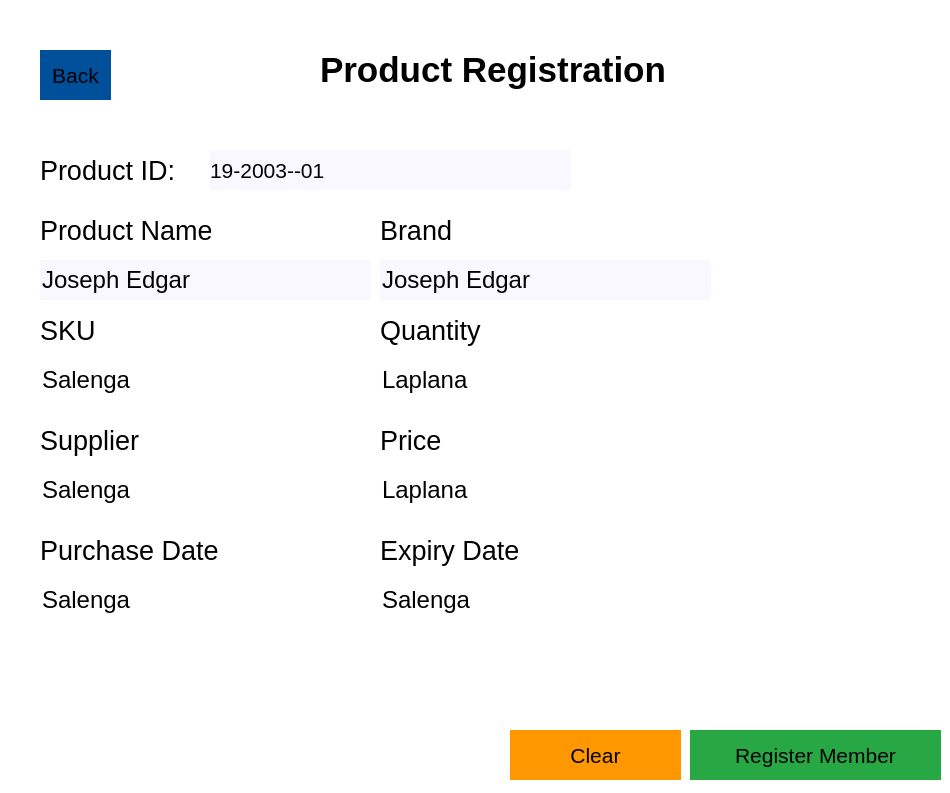
Before: the Qt Designer form ui/member_registration.ui in Annoying19/Software-Engineer, drawn with Qt 5.
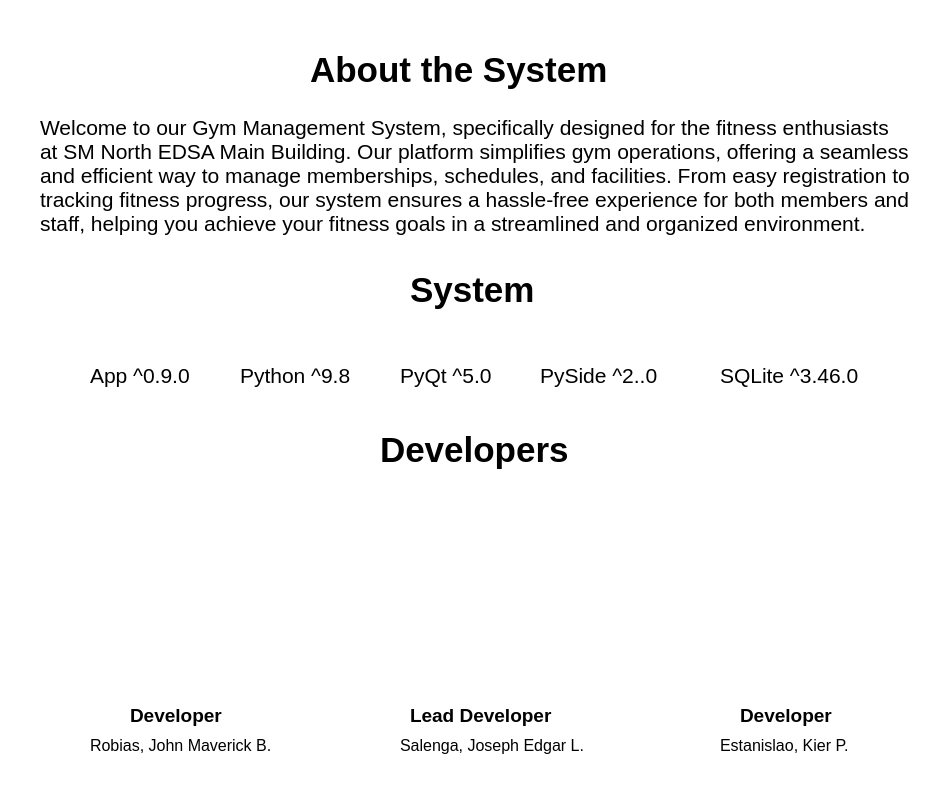
After: the same form once the commit is applied. Icons and pictures are not drawn.

Diff of the .ui file:
```diff
--- a/ui/member_registration.ui
+++ b/ui/member_registration.ui
@@ -7,7 +7,7 @@
     <x>0</x>
     <y>0</y>
     <width>950</width>
-    <height>793</height>
+    <height>800</height>
    </rect>
   </property>
   <property name="font">
@@ -27,139 +27,28 @@
    <property name="geometry">
     <rect>
      <x>40</x>
-     <y>210</y>
-     <width>171</width>
-     <height>40</height>
+     <y>110</y>
+     <width>891</width>
+     <height>131</height>
     </rect>
    </property>
    <property name="font">
     <font>
-     <pointsize>20</pointsize>
-     <weight>50</weight>
-     <bold>false</bold>
-    </font>
-   </property>
-   <property name="text">
-    <string>Product Name</string>
-   </property>
-  </widget>
-  <widget class="QPushButton" name="insert_image_button_3">
-   <property name="geometry">
-    <rect>
-     <x>690</x>
-     <y>730</y>
-     <width>251</width>
-     <height>50</height>
-    </rect>
-   </property>
-   <property name="font">
-    <font>
      <pointsize>16</pointsize>
      <weight>50</weight>
      <bold>false</bold>
-     <kerning>true</kerning>
     </font>
    </property>
-   <property name="styleSheet">
-    <string notr="true">background-color: #28a745</string>
-   </property>
    <property name="text">
-    <string>Register Member</string>
-   </property>
-  </widget>
-  <widget class="QPushButton" name="insert_image_button_4">
-   <property name="geometry">
-    <rect>
-     <x>510</x>
-     <y>730</y>
-     <width>171</width>
-     <height>50</height>
-    </rect>
-   </property>
-   <property name="font">
-    <font>
-     <pointsize>16</pointsize>
-     <weight>50</weight>
-     <bold>false</bold>
-     <kerning>true</kerning>
-    </font>
-   </property>
-   <property name="styleSheet">
-    <string notr="true">background-color: #ff9800</string>
-   </property>
-   <property name="text">
-    <string>Clear</string>
-   </property>
-  </widget>
-  <widget class="QLineEdit" name="lineEdit_4">
-   <property name="geometry">
-    <rect>
-     <x>40</x>
-     <y>260</y>
-     <width>331</width>
-     <height>40</height>
-    </rect>
-   </property>
-   <property name="font">
-    <font>
-     <pointsize>18</pointsize>
-     <weight>50</weight>
-     <bold>false</bold>
-    </font>
-   </property>
-   <property name="styleSheet">
-    <string notr="true">background-color: #F9F7FF</string>
-   </property>
-   <property name="text">
-    <string>Joseph Edgar</string>
-   </property>
-  </widget>
-  <widget class="QLabel" name="label_10">
-   <property name="geometry">
-    <rect>
-     <x>380</x>
-     <y>420</y>
-     <width>160</width>
-     <height>40</height>
-    </rect>
-   </property>
-   <property name="font">
-    <font>
-     <pointsize>20</pointsize>
-     <weight>50</weight>
-     <bold>false</bold>
-    </font>
-   </property>
-   <property name="text">
-    <string>Price</string>
-   </property>
-  </widget>
-  <widget class="QLineEdit" name="lineEdit_5">
-   <property name="geometry">
-    <rect>
-     <x>380</x>
-     <y>470</y>
-     <width>200</width>
-     <height>40</height>
-    </rect>
-   </property>
-   <property name="font">
-    <font>
-     <pointsize>18</pointsize>
-     <weight>50</weight>
-     <bold>false</bold>
-    </font>
-   </property>
-   <property name="text">
-    <string>Laplana</string>
+    <string>&lt;html&gt;&lt;head/&gt;&lt;body&gt;&lt;p align=&quot;justify&quot;&gt;Welcome to our Gym Management System, specifically designed for the fitness enthusiasts &lt;br&gt; at SM North EDSA Main Building. Our platform simplifies gym operations, offering a seamless &lt;br&gt; and efficient way to manage memberships, schedules, and facilities. From easy registration to &lt;br&gt; tracking  fitness progress, our system ensures a hassle-free experience for both members and &lt;br&gt; staff, helping you achieve your fitness goals in a streamlined and organized environment.&lt;/p&gt;&lt;/body&gt;&lt;/html&gt;</string>
    </property>
   </widget>
   <widget class="QLabel" name="label_12">
    <property name="geometry">
     <rect>
-     <x>320</x>
+     <x>310</x>
      <y>50</y>
-     <width>371</width>
+     <width>321</width>
      <height>40</height>
     </rect>
    </property>
@@ -175,317 +64,353 @@
     <string notr="true">font: bold</string>
    </property>
    <property name="text">
-    <string>Product Registration</string>
+    <string>About the System</string>
    </property>
   </widget>
-  <widget class="QLabel" name="label_14">
-   <property name="geometry">
-    <rect>
-     <x>40</x>
-     <y>310</y>
-     <width>130</width>
-     <height>40</height>
-    </rect>
-   </property>
-   <property name="font">
-    <font>
-     <pointsize>20</pointsize>
-     <weight>50</weight>
-     <bold>false</bold>
-    </font>
-   </property>
-   <property name="text">
-    <string>SKU</string>
-   </property>
-  </widget>
-  <widget class="QLineEdit" name="lineEdit_6">
-   <property name="geometry">
-    <rect>
-     <x>40</x>
-     <y>360</y>
-     <width>331</width>
-     <height>40</height>
-    </rect>
-   </property>
-   <property name="font">
-    <font>
-     <pointsize>18</pointsize>
-     <weight>50</weight>
-     <bold>false</bold>
-    </font>
-   </property>
-   <property name="text">
-    <string>Salenga</string>
-   </property>
-  </widget>
-  <widget class="QLabel" name="label_15">
+  <widget class="QLabel" name="label_16">
    <property name="geometry">
     <rect>
      <x>380</x>
-     <y>310</y>
-     <width>130</width>
+     <y>430</y>
+     <width>201</width>
      <height>40</height>
     </rect>
    </property>
    <property name="font">
     <font>
-     <pointsize>20</pointsize>
-     <weight>50</weight>
-     <bold>false</bold>
+     <pointsize>26</pointsize>
+     <weight>75</weight>
+     <italic>false</italic>
+     <bold>true</bold>
     </font>
    </property>
+   <property name="styleSheet">
+    <string notr="true">font: bold</string>
+   </property>
    <property name="text">
-    <string>Quantity</string>
+    <string>Developers</string>
    </property>
   </widget>
   <widget class="QLabel" name="label_17">
    <property name="geometry">
     <rect>
-     <x>40</x>
-     <y>530</y>
-     <width>180</width>
+     <x>410</x>
+     <y>270</y>
+     <width>141</width>
      <height>40</height>
     </rect>
    </property>
    <property name="font">
     <font>
-     <pointsize>20</pointsize>
-     <weight>50</weight>
-     <bold>false</bold>
+     <pointsize>26</pointsize>
+     <weight>75</weight>
+     <italic>false</italic>
+     <bold>true</bold>
     </font>
    </property>
+   <property name="styleSheet">
+    <string notr="true">font: bold</string>
+   </property>
    <property name="text">
-    <string>Purchase Date</string>
+    <string>System</string>
    </property>
   </widget>
   <widget class="QLabel" name="label_9">
    <property name="geometry">
     <rect>
-     <x>40</x>
-     <y>150</y>
-     <width>160</width>
-     <height>40</height>
+     <x>240</x>
+     <y>360</y>
+     <width>121</width>
+     <height>31</height>
     </rect>
    </property>
    <property name="font">
     <font>
-     <pointsize>20</pointsize>
+     <pointsize>16</pointsize>
      <weight>50</weight>
      <bold>false</bold>
     </font>
    </property>
    <property name="text">
-    <string>Product ID:</string>
+    <string>Python ^9.8</string>
+   </property>
+  </widget>
+  <widget class="QLabel" name="label_10">
+   <property name="geometry">
+    <rect>
+     <x>90</x>
+     <y>360</y>
+     <width>121</width>
+     <height>31</height>
+    </rect>
+   </property>
+   <property name="font">
+    <font>
+     <pointsize>16</pointsize>
+     <weight>50</weight>
+     <bold>false</bold>
+    </font>
+   </property>
+   <property name="text">
+    <string>App ^0.9.0</string>
    </property>
   </widget>
   <widget class="QLabel" name="label_11">
    <property name="geometry">
     <rect>
-     <x>210</x>
-     <y>150</y>
-     <width>361</width>
-     <height>40</height>
-    </rect>
-   </property>
-   <property name="font">
-    <font>
-     <pointsize>16</pointsize>
-     <weight>50</weight>
-     <bold>false</bold>
-    </font>
-   </property>
-   <property name="styleSheet">
-    <string notr="true">background-color: #F9F7FF</string>
-   </property>
-   <property name="text">
-    <string>19-2003--01</string>
-   </property>
-  </widget>
-  <widget class="QPushButton" name="insert_image_button_5">
-   <property name="geometry">
-    <rect>
-     <x>40</x>
-     <y>50</y>
-     <width>71</width>
-     <height>50</height>
-    </rect>
-   </property>
-   <property name="font">
-    <font>
-     <pointsize>16</pointsize>
-     <weight>50</weight>
-     <bold>false</bold>
-     <kerning>true</kerning>
-    </font>
-   </property>
-   <property name="styleSheet">
-    <string notr="true">background-color: #004F9A; border-radius: </string>
-   </property>
-   <property name="text">
-    <string>Back</string>
-   </property>
-  </widget>
-  <widget class="QLabel" name="label_21">
-   <property name="geometry">
-    <rect>
-     <x>40</x>
-     <y>420</y>
-     <width>130</width>
-     <height>40</height>
-    </rect>
-   </property>
-   <property name="font">
-    <font>
-     <pointsize>20</pointsize>
-     <weight>50</weight>
-     <bold>false</bold>
-    </font>
-   </property>
-   <property name="text">
-    <string>Supplier</string>
-   </property>
-  </widget>
-  <widget class="QLineEdit" name="lineEdit_8">
-   <property name="geometry">
-    <rect>
-     <x>40</x>
-     <y>470</y>
-     <width>331</width>
-     <height>40</height>
-    </rect>
-   </property>
-   <property name="font">
-    <font>
-     <pointsize>18</pointsize>
-     <weight>50</weight>
-     <bold>false</bold>
-    </font>
-   </property>
-   <property name="text">
-    <string>Salenga</string>
-   </property>
-  </widget>
-  <widget class="QLineEdit" name="lineEdit_9">
-   <property name="geometry">
-    <rect>
-     <x>380</x>
+     <x>400</x>
      <y>360</y>
-     <width>200</width>
-     <height>40</height>
+     <width>121</width>
+     <height>31</height>
     </rect>
    </property>
    <property name="font">
     <font>
-     <pointsize>18</pointsize>
+     <pointsize>16</pointsize>
      <weight>50</weight>
      <bold>false</bold>
     </font>
    </property>
    <property name="text">
-    <string>Laplana</string>
-   </property>
-  </widget>
-  <widget class="QLabel" name="label_18">
-   <property name="geometry">
-    <rect>
-     <x>380</x>
-     <y>530</y>
-     <width>180</width>
-     <height>40</height>
-    </rect>
-   </property>
-   <property name="font">
-    <font>
-     <pointsize>20</pointsize>
-     <weight>50</weight>
-     <bold>false</bold>
-    </font>
-   </property>
-   <property name="text">
-    <string>Expiry Date</string>
+    <string>PyQt ^5.0</string>
    </property>
   </widget>
   <widget class="QLabel" name="label_13">
    <property name="geometry">
     <rect>
-     <x>380</x>
-     <y>210</y>
-     <width>171</width>
-     <height>40</height>
+     <x>540</x>
+     <y>360</y>
+     <width>121</width>
+     <height>31</height>
     </rect>
    </property>
    <property name="font">
     <font>
-     <pointsize>20</pointsize>
+     <pointsize>16</pointsize>
      <weight>50</weight>
      <bold>false</bold>
     </font>
    </property>
    <property name="text">
-    <string>Brand</string>
+    <string>PySide ^2..0</string>
    </property>
   </widget>
-  <widget class="QLineEdit" name="lineEdit_10">
+  <widget class="QLabel" name="label_14">
    <property name="geometry">
     <rect>
-     <x>380</x>
-     <y>260</y>
-     <width>331</width>
-     <height>40</height>
+     <x>720</x>
+     <y>360</y>
+     <width>151</width>
+     <height>31</height>
     </rect>
    </property>
    <property name="font">
     <font>
-     <pointsize>18</pointsize>
+     <pointsize>16</pointsize>
      <weight>50</weight>
      <bold>false</bold>
     </font>
    </property>
-   <property name="styleSheet">
-    <string notr="true">background-color: #F9F7FF</string>
+   <property name="text">
+    <string>SQLite ^3.46.0</string>
    </property>
+  </widget>
+  <widget class="QLabel" name="label_15">
+   <property name="geometry">
+    <rect>
+     <x>410</x>
+     <y>700</y>
+     <width>151</width>
+     <height>31</height>
+    </rect>
+   </property>
+   <property name="font">
+    <font>
+     <pointsize>14</pointsize>
+     <weight>75</weight>
+     <bold>true</bold>
+    </font>
+   </property>
    <property name="text">
-    <string>Joseph Edgar</string>
+    <string>Lead Developer</string>
    </property>
   </widget>
-  <widget class="QLineEdit" name="lineEdit_11">
+  <widget class="QLabel" name="label_18">
    <property name="geometry">
     <rect>
-     <x>40</x>
-     <y>580</y>
-     <width>231</width>
-     <height>40</height>
+     <x>740</x>
+     <y>700</y>
+     <width>101</width>
+     <height>31</height>
     </rect>
    </property>
    <property name="font">
     <font>
-     <pointsize>18</pointsize>
+     <pointsize>14</pointsize>
+     <weight>75</weight>
+     <bold>true</bold>
+    </font>
+   </property>
+   <property name="text">
+    <string>Developer</string>
+   </property>
+  </widget>
+  <widget class="QLabel" name="label_19">
+   <property name="geometry">
+    <rect>
+     <x>130</x>
+     <y>700</y>
+     <width>101</width>
+     <height>31</height>
+    </rect>
+   </property>
+   <property name="font">
+    <font>
+     <pointsize>14</pointsize>
+     <weight>75</weight>
+     <bold>true</bold>
+    </font>
+   </property>
+   <property name="text">
+    <string>Developer</string>
+   </property>
+  </widget>
+  <widget class="QLabel" name="label_20">
+   <property name="geometry">
+    <rect>
+     <x>80</x>
+     <y>490</y>
+     <width>200</width>
+     <height>200</height>
+    </rect>
+   </property>
+   <property name="font">
+    <font>
+     <pointsize>14</pointsize>
+     <weight>75</weight>
+     <bold>true</bold>
+    </font>
+   </property>
+   <property name="text">
+    <string/>
+   </property>
+   <property name="pixmap">
+    <pixmap>../../../Downloads/edd87a82-eb7f-4f8f-b22c-e9be820e6d69.jpg</pixmap>
+   </property>
+   <property name="scaledContents">
+    <bool>true</bool>
+   </property>
+  </widget>
+  <widget class="QLabel" name="label_21">
+   <property name="geometry">
+    <rect>
+     <x>390</x>
+     <y>490</y>
+     <width>200</width>
+     <height>200</height>
+    </rect>
+   </property>
+   <property name="font">
+    <font>
+     <pointsize>14</pointsize>
+     <weight>75</weight>
+     <bold>true</bold>
+    </font>
+   </property>
+   <property name="text">
+    <string/>
+   </property>
+   <property name="pixmap">
+    <pixmap>../../../Downloads/195357428_769690923747902_4605951527037240383_n.jpg</pixmap>
+   </property>
+   <property name="scaledContents">
+    <bool>true</bool>
+   </property>
+  </widget>
+  <widget class="QLabel" name="label_22">
+   <property name="geometry">
+    <rect>
+     <x>680</x>
+     <y>490</y>
+     <width>200</width>
+     <height>200</height>
+    </rect>
+   </property>
+   <property name="font">
+    <font>
+     <pointsize>14</pointsize>
+     <weight>75</weight>
+     <bold>true</bold>
+    </font>
+   </property>
+   <property name="text">
+    <string/>
+   </property>
+   <property name="pixmap">
+    <pixmap>../../../Downloads/448420613_1507002639889547_2312077778305819575_n (1).png</pixmap>
+   </property>
+   <property name="scaledContents">
+    <bool>true</bool>
+   </property>
+  </widget>
+  <widget class="QLabel" name="label_23">
+   <property name="geometry">
+    <rect>
+     <x>400</x>
+     <y>730</y>
+     <width>191</width>
+     <height>31</height>
+    </rect>
+   </property>
+   <property name="font">
+    <font>
+     <pointsize>12</pointsize>
      <weight>50</weight>
      <bold>false</bold>
     </font>
    </property>
    <property name="text">
-    <string>Salenga</string>
+    <string>Salenga, Joseph Edgar L.</string>
    </property>
   </widget>
-  <widget class="QLineEdit" name="lineEdit_12">
+  <widget class="QLabel" name="label_24">
    <property name="geometry">
     <rect>
-     <x>380</x>
-     <y>580</y>
-     <width>231</width>
-     <height>40</height>
+     <x>720</x>
+     <y>730</y>
+     <width>131</width>
+     <height>31</height>
     </rect>
    </property>
    <property name="font">
     <font>
-     <pointsize>18</pointsize>
+     <pointsize>12</pointsize>
      <weight>50</weight>
      <bold>false</bold>
     </font>
    </property>
    <property name="text">
-    <string>Salenga</string>
+    <string>Estanislao, Kier P.</string>
+   </property>
+  </widget>
+  <widget class="QLabel" name="label_25">
+   <property name="geometry">
+    <rect>
+     <x>90</x>
+     <y>730</y>
+     <width>181</width>
+     <height>31</height>
+    </rect>
+   </property>
+   <property name="font">
+    <font>
+     <pointsize>12</pointsize>
+     <weight>50</weight>
+     <bold>false</bold>
+    </font>
+   </property>
+   <property name="text">
+    <string>Robias, John Maverick B.</string>
    </property>
   </widget>
  </widget>
```
